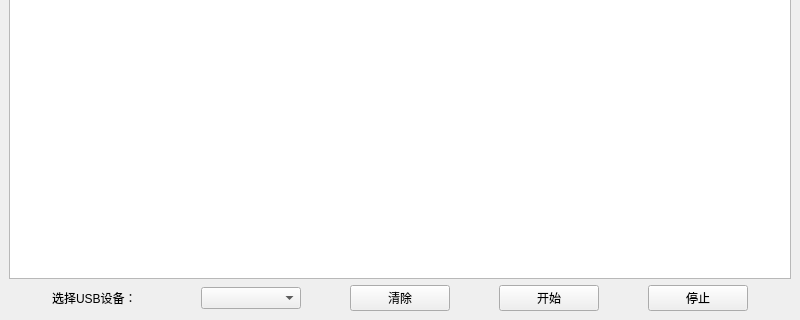
Old version of the form usb_trace_tool/usb_trace_tool.ui in the repository sunguangxian/Tools_py; both pictures show x 0 to 800 and y 280 to 600 of the 800 by 600 pixel window.
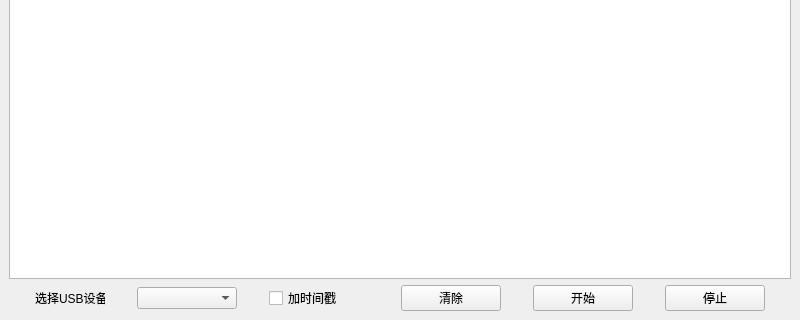
New version of the form.

Patch:
```diff
--- a/usb_trace_tool/usb_trace_tool.ui
+++ b/usb_trace_tool/usb_trace_tool.ui
@@ -24,7 +24,7 @@
        <widget class="QLabel" name="label">
         <property name="maximumSize">
          <size>
-          <width>100</width>
+          <width>70</width>
           <height>16777215</height>
          </size>
         </property>
@@ -49,6 +49,19 @@
         </property>
        </widget>
       </item>
+      <item>
+       <widget class="QCheckBox" name="checkBox_showtime">
+        <property name="maximumSize">
+         <size>
+          <width>100</width>
+          <height>16777215</height>
+         </size>
+        </property>
+        <property name="text">
+         <string>加时间戳</string>
+        </property>
+       </widget>
+      </item>
       <item>
        <widget class="QPushButton" name="pushButton_clear">
         <property name="maximumSize">
```
Left out of the diff: 18 changed lines with no effect on the pictures.
